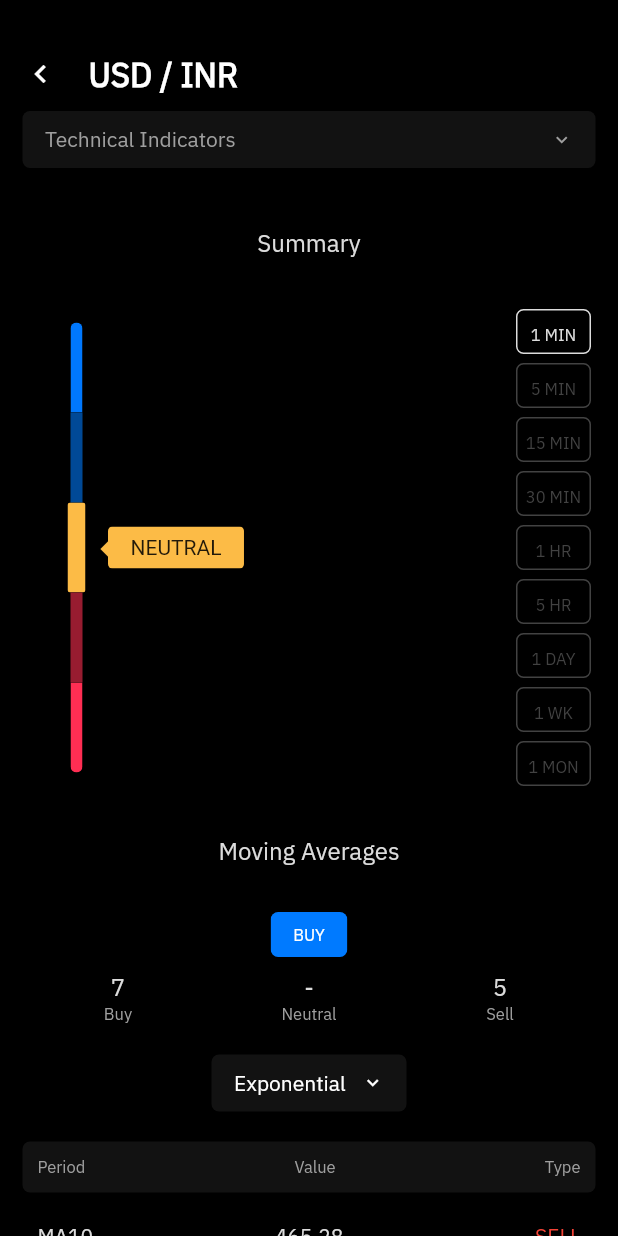
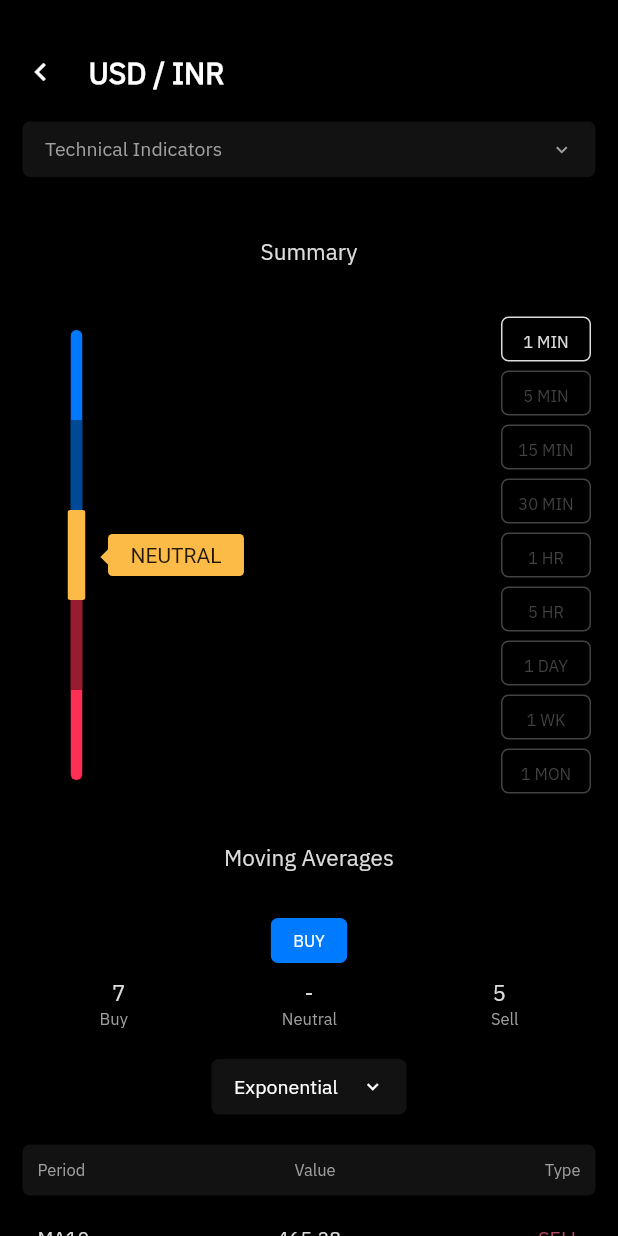
Before and after one commit to shivamsoni1501/flutter_intern, a Flutter app: the screen it shows after launch, on a phone screen of 412 x 824 dp. Run offline on Flutter 3.47's test engine with Material 2 defaults, Android fonts, the phone set to English and light mode, and no system bars.

Commit message:
some minor changes

```diff
--- a/lib/main.dart
+++ b/lib/main.dart
@@ -17,15 +17,15 @@ class MyApp extends StatelessWidget {
               headline1: TextStyle(
                 color: Colors.white,
                 fontWeight: FontWeight.bold,
-                fontSize: 22,
+                fontSize: 20,
               ),
               headline2: TextStyle(
                 color: Color(0xFFDCDCDC),
-                fontSize: 16,
+                fontSize: 15,
               ),
               headline3: TextStyle(
                 color: Color(0xFFDCDCDC),
-                fontSize: 14,
+                fontSize: 13,
               ),
               headline4: TextStyle(
                 color: Color(0xFF9F9F9F),
--- a/lib/screen/home_screen.dart
+++ b/lib/screen/home_screen.dart
@@ -29,6 +29,7 @@ class HomeScreen extends StatelessWidget {
                 )
               ],
             ),
+            SizedBox(height: 10),
             BackgroundText('Technical Indicators', true, Color(0xFF9F9F9F)),
             Summary(),
             MovingAve(),
--- a/lib/widgets/basic/chart_row.dart
+++ b/lib/widgets/basic/chart_row.dart
@@ -41,7 +41,7 @@ class ChartRow extends StatelessWidget {
           ),
           Expanded(
               child: (type == TypeOptions.sell)
-                  ? textW(context, 'SELL', Colors.red)
+                  ? textW(context, 'SELL', Color(0xFFB94763))
                   : (type == TypeOptions.buy)
                       ? textW(context, 'BUY', Colors.blue)
                       : (type == TypeOptions.neutral)
--- a/lib/widgets/basic/row_with_3_elements.dart
+++ b/lib/widgets/basic/row_with_3_elements.dart
@@ -8,27 +8,22 @@ class RowW3 extends StatelessWidget {
   @override
   Widget build(BuildContext context) {
     return Row(
+      mainAxisAlignment: MainAxisAlignment.spaceAround,
       children: [
-        Expanded(
-          child: Text(
+        Text(
           t1,
           textAlign: TextAlign.center,
           style: theme,
         ),
-        ),
-        Expanded(
-          child: Text(
+        Text(
           t2,
           style: theme,
           textAlign: TextAlign.center,
         ),
-        ),
-        Expanded(
-          child: Text(
+        Text(
           t3,
           style: theme,
           textAlign: TextAlign.center,
-          ),
         ),
       ],
     );
--- a/lib/widgets/pivote_points.dart
+++ b/lib/widgets/pivote_points.dart
@@ -13,7 +13,7 @@ class PivotePoints extends StatelessWidget {
             style: Theme.of(context)
                 .textTheme
                 .headline3
-                ?.copyWith(color: Colors.grey),
+                ?.copyWith(color: Color(0xFF9F9F9F)),
           ),
           Text(
             t2,
--- a/lib/widgets/summary.dart
+++ b/lib/widgets/summary.dart
@@ -7,7 +7,7 @@ class Summary extends StatelessWidget {
   textBox(context, text, color) {
     return Container(
       alignment: Alignment(0, .3),
-      width: 50,
+      width: 60,
       height: 30,
       margin: EdgeInsets.all(3),
       decoration: BoxDecoration(
```
Lines whose indentation alone changed are shown as unchanged.
